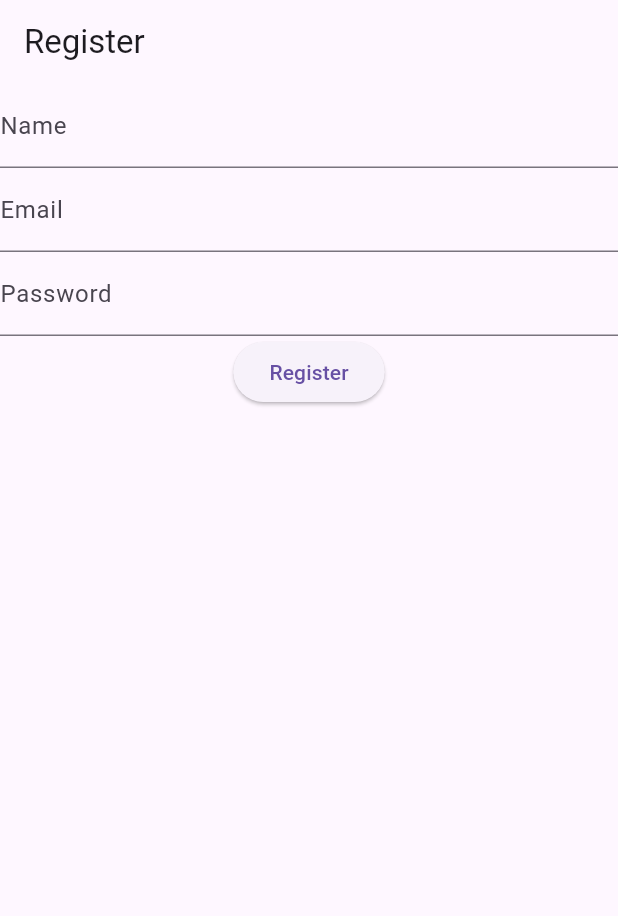
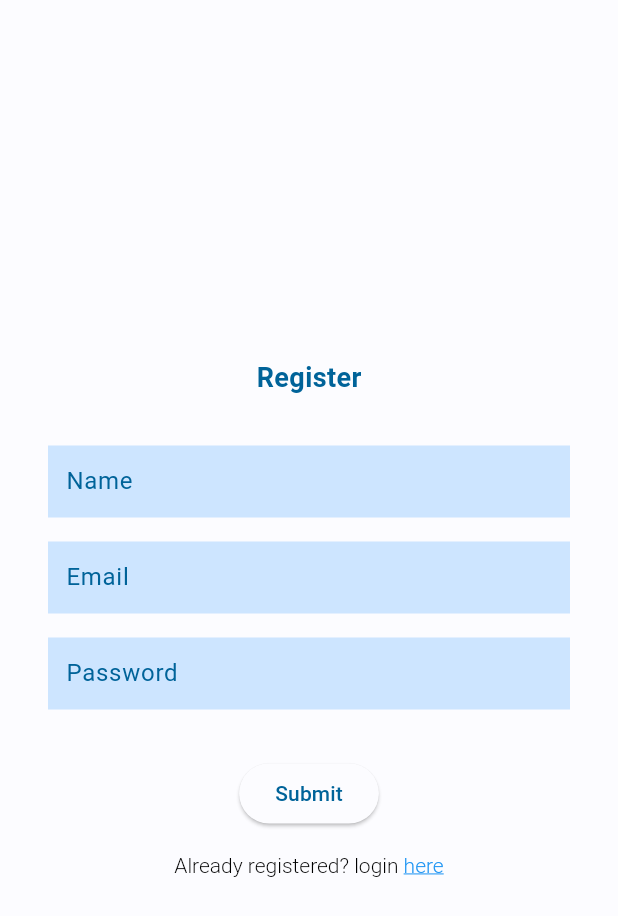
Before and after one commit to wikosac/story-app-flutter, a Flutter app: the RegisterPage screen opened by its route, on a phone screen of 412 x 824 dp. Shown: the top 916 px of the screen. Run offline on Flutter 3.47's test engine with Material 3 defaults, Android fonts, the phone set to English and light mode, and no system bars; our stand-ins replace flutter_svg, go_router; project files that could hold a hidden picture were left out.

```diff
--- /dev/null
+++ b/lib/common/style.dart
@@ -0,0 +1,69 @@
+import 'package:flutter/material.dart';
+
+const lightColorScheme = ColorScheme(
+  brightness: Brightness.light,
+  primary: Color(0xFF006399),
+  onPrimary: Color(0xFFFFFFFF),
+  primaryContainer: Color(0xFFCDE5FF),
+  onPrimaryContainer: Color(0xFF001D32),
+  secondary: Color(0xFF51606F),
+  onSecondary: Color(0xFFFFFFFF),
+  secondaryContainer: Color(0xFFD4E4F6),
+  onSecondaryContainer: Color(0xFF0D1D2A),
+  tertiary: Color(0xFF67587A),
+  onTertiary: Color(0xFFFFFFFF),
+  tertiaryContainer: Color(0xFFEDDCFF),
+  onTertiaryContainer: Color(0xFF221533),
+  error: Color(0xFFBA1A1A),
+  errorContainer: Color(0xFFFFDAD6),
+  onError: Color(0xFFFFFFFF),
+  onErrorContainer: Color(0xFF410002),
+  background: Color(0xFFFCFCFF),
+  onBackground: Color(0xFF1A1C1E),
+  surface: Color(0xFFFCFCFF),
+  onSurface: Color(0xFF1A1C1E),
+  surfaceVariant: Color(0xFFDEE3EB),
+  onSurfaceVariant: Color(0xFF42474E),
+  outline: Color(0xFF72787E),
+  onInverseSurface: Color(0xFFF0F0F4),
+  inverseSurface: Color(0xFF2F3033),
+  inversePrimary: Color(0xFF94CCFF),
+  shadow: Color(0xFF000000),
+  surfaceTint: Color(0xFF006399),
+  outlineVariant: Color(0xFFC2C7CF),
+  scrim: Color(0xFF000000),
+);
+
+const darkColorScheme = ColorScheme(
+  brightness: Brightness.dark,
+  primary: Color(0xFF94CCFF),
+  onPrimary: Color(0xFF003352),
+  primaryContainer: Color(0xFF004B74),
+  onPrimaryContainer: Color(0xFFCDE5FF),
+  secondary: Color(0xFFB9C8DA),
+  onSecondary: Color(0xFF233240),
+  secondaryContainer: Color(0xFF394857),
+  onSecondaryContainer: Color(0xFFD4E4F6),
+  tertiary: Color(0xFFD2BFE7),
+  onTertiary: Color(0xFF382A4A),
+  tertiaryContainer: Color(0xFF4F4061),
+  onTertiaryContainer: Color(0xFFEDDCFF),
+  error: Color(0xFFFFB4AB),
+  errorContainer: Color(0xFF93000A),
+  onError: Color(0xFF690005),
+  onErrorContainer: Color(0xFFFFDAD6),
+  background: Color(0xFF1A1C1E),
+  onBackground: Color(0xFFE2E2E5),
+  surface: Color(0xFF1A1C1E),
+  onSurface: Color(0xFFE2E2E5),
+  surfaceVariant: Color(0xFF42474E),
+  onSurfaceVariant: Color(0xFFC2C7CF),
+  outline: Color(0xFF8C9198),
+  onInverseSurface: Color(0xFF1A1C1E),
+  inverseSurface: Color(0xFFE2E2E5),
+  inversePrimary: Color(0xFF006399),
+  shadow: Color(0xFF000000),
+  surfaceTint: Color(0xFF94CCFF),
+  outlineVariant: Color(0xFF42474E),
+  scrim: Color(0xFF000000),
+);
--- a/lib/main.dart
+++ b/lib/main.dart
@@ -1,5 +1,6 @@
 import 'package:flutter/material.dart';
 import 'package:provider/provider.dart';
+import 'package:story_app/common/style.dart';
 import 'package:story_app/data/api/api_service.dart';
 import 'package:story_app/data/provider/user_provider.dart';
 import 'package:story_app/route/router.dart';
@@ -20,6 +21,8 @@ class MainApp extends StatelessWidget {
         )
       ],
       child: MaterialApp.router(
+        theme: ThemeData(useMaterial3: true, colorScheme: lightColorScheme),
+        darkTheme: ThemeData(useMaterial3: true, colorScheme: darkColorScheme),
         title: 'Story App',
         routerConfig: router,
       ),
--- a/lib/route/router.dart
+++ b/lib/route/router.dart
@@ -18,7 +18,7 @@ final router = GoRouter(
         GoRoute(
           path: 'register',
           name: Routes.register,
-          builder: (context, state) => const RegisterPage(),
+          builder: (context, state) => RegisterPage(),
         ),
       ]
     ),
--- a/lib/ui/register_page.dart
+++ b/lib/ui/register_page.dart
@@ -1,43 +1,53 @@
+import 'package:flutter/gestures.dart';
 import 'package:flutter/material.dart';
 import 'package:provider/provider.dart';
+import 'package:story_app/common/style.dart';
 import 'package:story_app/data/model/user.dart';
 import 'package:story_app/data/provider/user_provider.dart';
+import 'package:story_app/route/router.dart';
 import 'package:story_app/utils/response_state.dart';
+import 'package:story_app/utils/utils.dart';
 
 class RegisterPage extends StatelessWidget {
-  const RegisterPage({super.key});
+  RegisterPage({super.key});
 
-  @override
-  Widget build(BuildContext context) {
-    return Scaffold(
-      appBar: AppBar(
-        automaticallyImplyLeading: false,
-        title: const Text('Register'),
-      ),
-      body: const RegistrationForm(),
-    );
-  }
-}
-
-class RegistrationForm extends StatefulWidget {
-  const RegistrationForm({super.key});
-
-  @override
-  RegistrationFormState createState() => RegistrationFormState();
-}
-
-class RegistrationFormState extends State<RegistrationForm> {
   final _formKey = GlobalKey<FormState>();
   final _userData = {'name': '', 'email': '', 'password': ''};
 
   @override
   Widget build(BuildContext context) {
+    return Scaffold(
+      body: Center(
+        child: SingleChildScrollView(
+          child: Column(
+            mainAxisAlignment: MainAxisAlignment.center,
+            children: [
+              Text(
+                'Register',
+                style: TextStyle(
+                    fontWeight: FontWeight.bold,
+                    fontSize: 18,
+                    color: lightColorScheme.primary),
+              ),
+              const SizedBox(height: 32),
+              Padding(
+                padding: const EdgeInsets.symmetric(horizontal: 32.0),
+                child: _buildForm(),
+              ),
+            ],
+          ),
+        ),
+      ),
+    );
+  }
+
+  Form _buildForm() {
     return Form(
       key: _formKey,
       child: Column(
         children: [
           TextFormField(
-            decoration: const InputDecoration(labelText: 'Name'),
+            decoration: formFieldDecor('Name'),
             validator: (value) {
               if (value == null || value.isEmpty) {
                 return 'Please enter your name';
@@ -46,57 +56,77 @@ class RegistrationFormState extends State<RegistrationForm> {
             },
             onChanged: (value) => _userData['name'] = value,
           ),
+          const SizedBox(height: 16.0),
           TextFormField(
-            decoration: const InputDecoration(labelText: 'Email'),
+            decoration: formFieldDecor('Email'),
             validator: (value) {
               if (value == null || value.isEmpty) {
                 return 'Please enter your email';
+              }
+              if (!RegExp(r'^[\w.-]+@([\w-]+\.)+[\w-]{2,4}$').hasMatch(value)) {
+                return 'Please enter a valid email';
               }
               return null;
             },
             onChanged: (value) => _userData['email'] = value,
           ),
+          const SizedBox(height: 16.0),
           TextFormField(
-            decoration: const InputDecoration(labelText: 'Password'),
+            decoration: formFieldDecor('Password'),
             obscureText: true,
             validator: (value) {
               if (value == null || value.isEmpty) {
                 return 'Please enter your password';
               }
+              if (value.length < 8) {
+                return 'Password must be at least 8 characters';
+              }
               return null;
             },
             onChanged: (value) => _userData['password'] = value,
           ),
+          const SizedBox(height: 32),
           Consumer<UserProvider>(
             builder: (context, provider, _) {
               return ElevatedButton(
-                onPressed: () {
+                onPressed: () async {
                   if (_formKey.currentState!.validate()) {
-                    print('data: $_userData');
-                    final user = User.fromJson(_userData);
-                    Provider.of<UserProvider>(context, listen: false)
-                        .registerUser(user)
-                        .then((result) {
-                      final snackBar = SnackBar(
-                        content: Text(result.message),
-                        duration: const Duration(seconds: 3),
-                        action: SnackBarAction(
-                          label: 'Close',
-                          onPressed: () {},
-                        ),
-                      );
-                      ScaffoldMessenger.of(context).showSnackBar(snackBar);
-                      print(result);
-                    }).catchError((error) {
-                      print(error);
+                    User data = User.fromJson(_userData);
+                    await provider.registerUser(data).then((response) {
+                      if (response.error == false) router.goNamed(Routes.login);
+                      showSnackBar(context, response.message);
                     });
                   }
                 },
                 child: provider.state == ResponseState.loading
                     ? const CircularProgressIndicator()
-                    : const Text('Register'),
+                    : const Text('Submit'),
               );
             },
+          ),
+          const SizedBox(height: 16.0),
+          RichText(
+            text: TextSpan(
+              style: const TextStyle(fontSize: 14),
+              children: [
+                const TextSpan(
+                  text: 'Already registered? login ',
+                  style: TextStyle(color: Colors.black, fontWeight: FontWeight.w300),
+                ),
+                TextSpan(
+                  text: 'here',
+                  style: const TextStyle(
+                    color: Colors.blue,
+                    decoration: TextDecoration.underline,
+                    fontWeight: FontWeight.w300
+                  ),
+                  recognizer: TapGestureRecognizer()
+                    ..onTap = () {
+                      router.goNamed(Routes.login);
+                    },
+                ),
+              ],
+            ),
           ),
         ],
       ),
--- /dev/null
+++ b/lib/utils/utils.dart
@@ -0,0 +1,30 @@
+import 'package:flutter/material.dart';
+import 'package:story_app/common/style.dart';
+
+void showSnackBar(BuildContext context, String msg) {
+  final message = capitalizeFirstLetter(msg);
+  final snackBar = SnackBar(
+    content: Text(message),
+    duration: const Duration(seconds: 3),
+  );
+  ScaffoldMessenger.of(context).showSnackBar(snackBar);
+}
+
+String capitalizeFirstLetter(String text) {
+  return text.substring(0, 1).toUpperCase() + text.substring(1).toLowerCase();
+}
+
+Text primaryText(String txt) {
+  return Text(txt, style: TextStyle(color: lightColorScheme.primary),);
+}
+
+InputDecoration formFieldDecor(String label) {
+  return InputDecoration(
+    labelText: label,
+    labelStyle: TextStyle(color: lightColorScheme.primary),
+    filled: true,
+    fillColor: lightColorScheme.primaryContainer,
+    border: InputBorder.none,
+    contentPadding: const EdgeInsets.symmetric(horizontal: 8.0, vertical: 4.0),
+  );
+}
```
Also changed, not shown: lib/ui/login_page.dart (+88 -77 lines).
